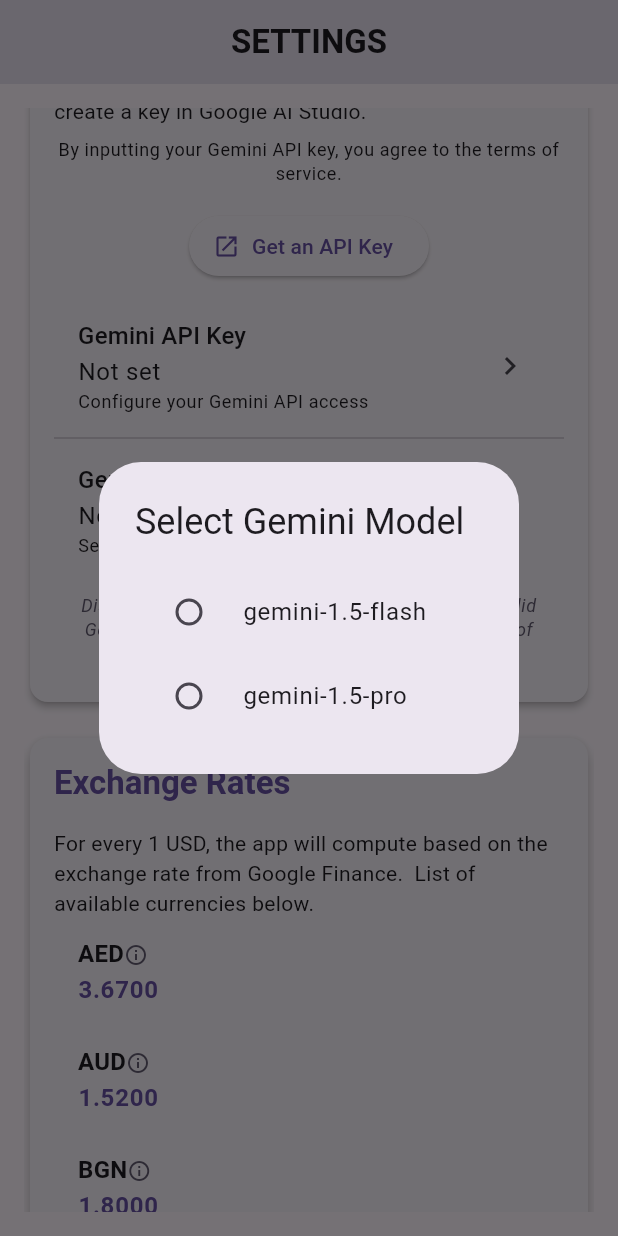
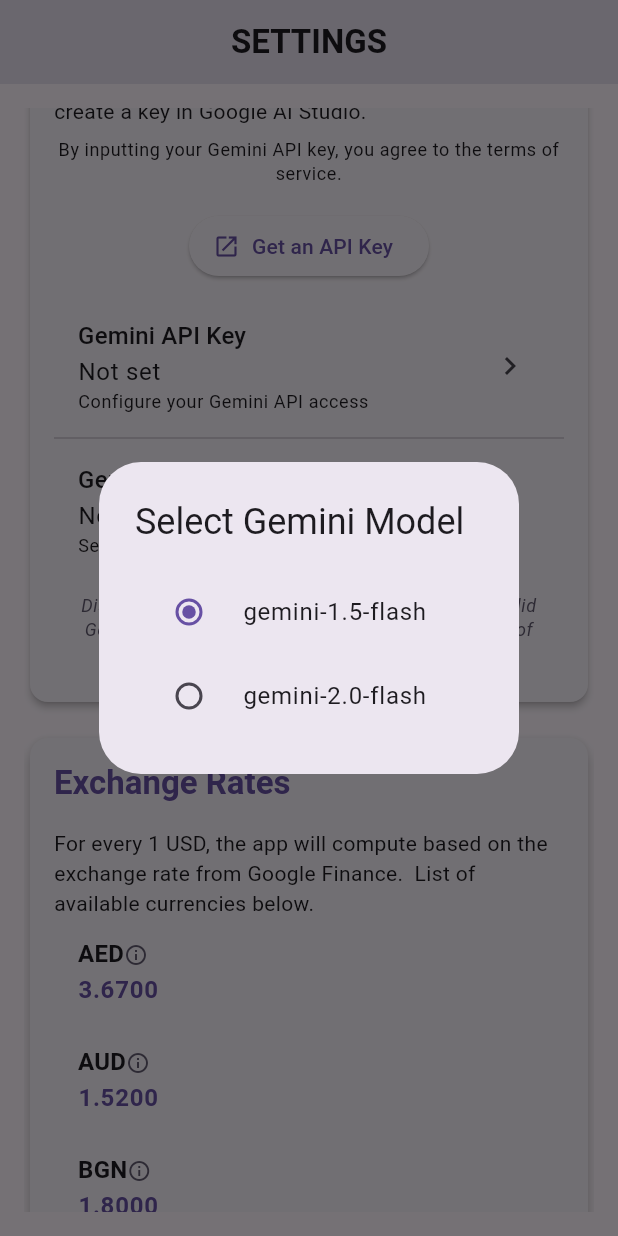
Before and after one commit to jeff214103/expense-tracker, a Flutter app: the SettingScreen widget shown alone on an empty page, opened directly, scrolled down 576 dp, after a tap on "Gemini Model", on a phone screen of 412 x 824 dp. Run offline on Flutter 3.47's test engine with Material 3 defaults, Android fonts, the phone set to English and light mode, and no system bars; our stand-ins replace file_picker, google_generative_ai, google_sign_in, pie_chart, shared_preferences; missing offline and left inert: currency_picker, extension_google_sign_in_as_googleapis_auth, googleapis; accounts and stored records are empty.

Commit message:
gemini deprecation update

```diff
--- a/lib/provider/setting_provider.dart
+++ b/lib/provider/setting_provider.dart
@@ -17,6 +17,13 @@
     _geminiApiKey,
     _geminiModelKey,
   ];
+  static const List<String> _availableModels = [
+    'gemini-1.5-flash',
+    'gemini-2.0-flash',
+  ];
+
+  List<String> get availableModels => _availableModels;
+
   bool _initialized = false;
   void reset() {
     _initialized = false;
@@ -76,6 +83,10 @@
         double.tryParse(settings[_regularCostKey]?.toString() ?? '0.0') ?? 0.0;
     _geminiKey = settings[_geminiApiKey] ?? '';
     _geminiModel = settings[_geminiModelKey] ?? '';
+
+    if (_geminiModel != '' && !_availableModels.contains(_geminiModel)) {
+      _geminiModel = availableModels.first;
+    }
 
     if (unsynced) {
       if (kDebugMode) {
--- a/lib/screen/setting.dart
+++ b/lib/screen/setting.dart
@@ -177,7 +177,10 @@
     String currentModel,
     Function(String) onModelSelect,
   ) {
-    final models = ['gemini-1.5-flash', 'gemini-1.5-pro'];
+    final models = Provider.of<SettingProvider>(context, listen: false).availableModels;
+    if (!models.contains(currentModel)) {
+      currentModel = models.first;
+    }
 
     showDialog(
       context: context,
--- a/lib/screen/signin.dart
+++ b/lib/screen/signin.dart
@@ -116,7 +116,7 @@
                     ),
                     // Add app version text
                     const Text(
-                      'Version 1.0.6', // Update this to your app's version
+                      'Version 1.0.7', // Update this to your app's version
                       style: TextStyle(
                         fontSize: 14, // Reduced font size for better fit
                         color: Colors.black54,
--- a/pubspec.yaml
+++ b/pubspec.yaml
@@ -16,7 +16,7 @@
 # https://developer.apple.com/library/archive/documentation/General/Reference/InfoPlistKeyReference/Articles/CoreFoundationKeys.html
 # In Windows, build-name is used as the major, minor, and patch parts
 # of the product and file versions while build-number is used as the build suffix.
-version: 1.0.6+1
+version: 1.0.7+1
 
 environment:
   sdk: '>=3.4.1 <4.0.0'
```
